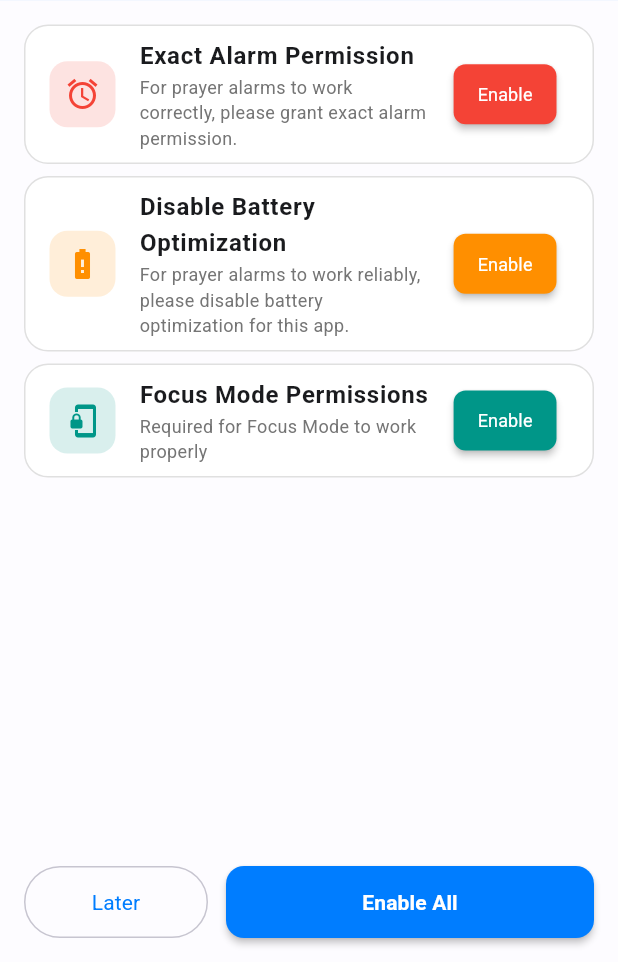
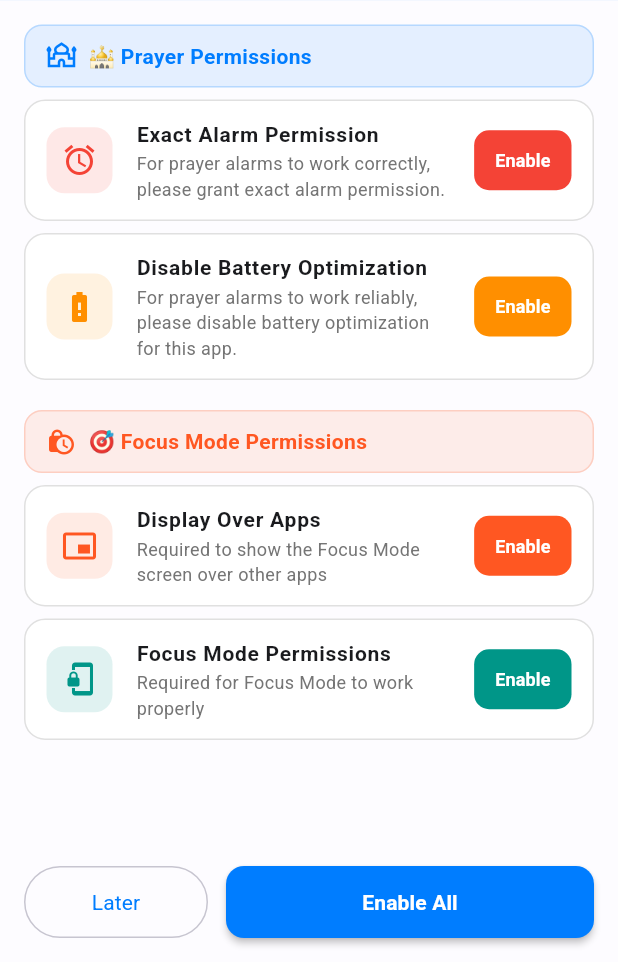
Before and after one commit to AlaaEldinTarek/Aura, a Flutter app: the HomeScreen screen opened directly, after a tap on "Good Morning", on a phone screen of 412 x 824 dp, the part 274-1236 px from its top. Run offline on Flutter 3.47's test engine with Material 3 defaults, Android fonts, the phone set to English and light mode, and no system bars; our stand-ins replace adhan, cloud_firestore, connectivity_plus, dio, dynamic_color, easy_localization and 18 more; accounts and stored records are empty.

Commit message:
Add overlay permission to permissions page, group by prayer/focus mode
- Added SYSTEM_ALERT_WINDOW (overlay) permission check for Focus Mode
- Grouped permissions into two sections: Prayer and Focus Mode
- Extracted _PermTile and _GroupHeader into reusable widgets
- Improved Arabic descriptions for all permissions
- Added overlay_permission_title/desc to en.json and ar.json
- Location always shown in dialog when not granted

Co-Authored-By: Claude Sonnet 4.6 <noreply@anthropic.com>

```diff
--- a/assets/translations/ar.json
+++ b/assets/translations/ar.json
@@ -214,5 +214,8 @@
   "jumua_subtitle": "جعلها الله جمعة مباركة وتقبّل صلاتك",
   "jumua_prayer_name": "الجمعة",
   "jumua_reminder_title": "تذكير صلاة الجمعة",
-  "jumua_reminder_subtitle": "إشعار قبل حلول وقت صلاة الجمعة"
+  "jumua_reminder_subtitle": "إشعار قبل حلول وقت صلاة الجمعة",
+
+  "overlay_permission_title": "العرض فوق التطبيقات",
+  "overlay_permission_desc": "مطلوب لعرض شاشة وضع التركيز فوق التطبيقات الأخرى"
 }
--- a/assets/translations/en.json
+++ b/assets/translations/en.json
@@ -214,5 +214,8 @@
   "jumua_subtitle": "May Allah bless your Friday and accept your prayers",
   "jumua_prayer_name": "Jumu'ah",
   "jumua_reminder_title": "Jumu'ah Reminder",
-  "jumua_reminder_subtitle": "Get notified before Friday prayer"
+  "jumua_reminder_subtitle": "Get notified before Friday prayer",
+
+  "overlay_permission_title": "Display Over Apps",
+  "overlay_permission_desc": "Required to show the Focus Mode screen over other apps"
 }
--- a/lib/core/widgets/permission_dialog.dart
+++ b/lib/core/widgets/permission_dialog.dart
@@ -39,6 +39,7 @@ class _PermissionDialogHandlerState extends State<PermissionDialogHandler> {
         title: 'location_permission_title',
         desc: 'location_permission_desc',
         color: Colors.blue,
+        group: _PermGroup.prayer,
         action: () => Permission.location.request(),
         openSettings: () => openAppSettings(),
       ));
@@ -53,6 +54,7 @@ class _PermissionDialogHandlerState extends State<PermissionDialogHandler> {
           title: 'notification_permission_title',
           desc: 'notification_permission_desc',
           color: Colors.orange,
+          group: _PermGroup.prayer,
           action: () => Permission.notification.request(),
           openSettings: () => openAppSettings(),
         ));
@@ -67,6 +69,7 @@ class _PermissionDialogHandlerState extends State<PermissionDialogHandler> {
         title: 'exact_alarm_title',
         desc: 'exact_alarm_message',
         color: Colors.red,
+        group: _PermGroup.prayer,
         action: null,
         openSettings: () => PlatformChannelService.openExactAlarmSettings(),
       ));
@@ -80,12 +83,13 @@ class _PermissionDialogHandlerState extends State<PermissionDialogHandler> {
         title: 'battery_optimization_title',
         desc: 'battery_optimization_message',
         color: Colors.amber.shade800,
+        group: _PermGroup.prayer,
         action: null,
         openSettings: () => PlatformChannelService.openBatteryOptimizationSettings(),
       ));
     }
 
-    // 5. Do Not Disturb access (for silent mode)
+    // 5. Do Not Disturb access (for silent mode + focus mode)
     final dndStatus = await Permission.accessNotificationPolicy.status;
     if (!dndStatus.isGranted) {
       missing.add(_PermInfo(
@@ -93,12 +97,29 @@ class _PermissionDialogHandlerState extends State<PermissionDialogHandler> {
         title: 'dnd_permission_title',
         desc: 'dnd_permission_desc',
         color: Colors.purple,
+        group: _PermGroup.focusMode,
         action: () => Permission.accessNotificationPolicy.request(),
         openSettings: () => openAppSettings(),
       ));
     }
 
-    // 6. Accessibility Service (auto-accepts screen pinning during Focus Mode)
+    // 6. Overlay (SYSTEM_ALERT_WINDOW) for Focus Mode overlay screen
+    if (Platform.isAndroid) {
+      final canOverlay = await NotificationService.instance.canDrawOverlays();
+      if (!canOverlay) {
+        missing.add(_PermInfo(
+          icon: Icons.picture_in_picture_alt,
+          title: 'overlay_permission_title',
+          desc: 'overlay_permission_desc',
+          color: Colors.deepOrange,
+          group: _PermGroup.focusMode,
+          action: null,
+          openSettings: () => NotificationService.instance.requestOverlayPermission(),
+        ));
+      }
+    }
+
+    // 7. Accessibility Service (auto-accepts screen pinning during Focus Mode)
     // Only show if user has never enabled it before — Huawei EMUI kills services between sessions
     if (Platform.isAndroid) {
       final notifService = NotificationService.instance;
@@ -114,6 +135,7 @@ class _PermissionDialogHandlerState extends State<PermissionDialogHandler> {
           title: 'accessibility_permission_title',
           desc: 'accessibility_permission_desc',
           color: Colors.teal,
+          group: _PermGroup.focusMode,
           action: null,
           openSettings: () async {
             await notifService.requestAccessibilityPermission();
@@ -210,6 +232,8 @@ class _PermissionsPageState extends State<_PermissionsPage> with WidgetsBindingO
       nowGranted = await Permission.notification.status.isGranted;
     } else if (perm.title == 'dnd_permission_title') {
       nowGranted = await Permission.accessNotificationPolicy.status.isGranted;
+    } else if (perm.title == 'overlay_permission_title') {
+      nowGranted = await NotificationService.instance.canDrawOverlays();
     } else if (perm.title == 'accessibility_permission_title') {
       nowGranted = await NotificationService.instance.isAccessibilityServiceEnabled();
       if (nowGranted) {
@@ -276,77 +300,49 @@ class _PermissionsPageState extends State<_PermissionsPage> with WidgetsBindingO
             ),
           ),
 
-          // Permission list
+          // Permission list — grouped by prayer / focus mode
           Expanded(
-            child: ListView.builder(
+            child: ListView(
               padding: const EdgeInsets.all(AppConstants.paddingMedium),
-              itemCount: widget.permissions.length,
-              itemBuilder: (context, index) {
-                final perm = widget.permissions[index];
-                final isGranted = _granted[index];
-                return Container(
-                  margin: const EdgeInsets.only(bottom: AppConstants.paddingSmall),
-                  decoration: BoxDecoration(
-                    color: isDark ? AppConstants.darkCard : Colors.white,
-                    borderRadius: BorderRadius.circular(AppConstants.radiusLarge),
-                    border: Border.all(
-                      color: isGranted
-                          ? Colors.green.withOpacity(0.5)
-                          : (isDark ? AppConstants.darkBorder : AppConstants.lightBorder),
-                    ),
+              children: [
+                if (widget.permissions.any((p) => p.group == _PermGroup.prayer)) ...[
+                  _GroupHeader(
+                    icon: Icons.mosque_outlined,
+                    label: isArabic ? '🕌 أذونات الصلاة' : '🕌 Prayer Permissions',
+                    color: AppConstants.primaryColor,
+                    isDark: isDark,
                   ),
-                  child: ListTile(
-                    leading: Container(
-                      width: 44,
-                      height: 44,
-                      decoration: BoxDecoration(
-                        color: (isGranted ? Colors.green : perm.color).withOpacity(0.15),
-                        borderRadius: BorderRadius.circular(AppConstants.radiusMedium),
-                      ),
-                      child: Icon(
-                        isGranted ? Icons.check_circle : perm.icon,
-                        color: isGranted ? Colors.green : perm.color,
-                        size: 24,
-                      ),
-                    ),
-                    title: Text(
-                      isArabic ? _arabicTitle(perm.title) : perm.title.tr(),
-                      style: const TextStyle(fontWeight: FontWeight.w600),
-                    ),
-                    subtitle: Text(
-                      isArabic ? _arabicDesc(perm.desc) : perm.desc.tr(),
-                      style: TextStyle(
-                        fontSize: 12,
-                        color: isDark ? Colors.grey.shade400 : Colors.grey.shade600,
-                      ),
-                    ),
-                    trailing: isGranted
-                        ? Text(
-                            isArabic ? 'ممنوح' : 'Granted',
-                            style: const TextStyle(
-                              color: Colors.green,
-                              fontWeight: FontWeight.bold,
-                              fontSize: 12,
-                            ),
-                          )
-                        : ElevatedButton(
-                            onPressed: () => _grantPermission(index),
-                            style: ElevatedButton.styleFrom(
-                              backgroundColor: perm.color,
-                              foregroundColor: Colors.white,
-                              padding: const EdgeInsets.symmetric(horizontal: 16, vertical: 8),
-                              shape: RoundedRectangleBorder(
-                                borderRadius: BorderRadius.circular(AppConstants.radiusSmall),
-                              ),
-                            ),
-                            child: Text(
-                              isArabic ? 'تفعيل' : 'Enable',
-                              style: const TextStyle(fontSize: 12),
-                            ),
-                          ),
+                  const SizedBox(height: 8),
+                  ...widget.permissions.asMap().entries
+                      .where((e) => e.value.group == _PermGroup.prayer)
+                      .map((e) => _PermTile(
+                            perm: e.value,
+                            isGranted: _granted[e.key],
+                            isArabic: isArabic,
+                            isDark: isDark,
+                            onGrant: () => _grantPermission(e.key),
+                          )),
+                ],
+                if (widget.permissions.any((p) => p.group == _PermGroup.focusMode)) ...[
+                  const SizedBox(height: 12),
+                  _GroupHeader(
+                    icon: Icons.lock_clock,
+                    label: isArabic ? '🎯 أذونات وضع التركيز' : '🎯 Focus Mode Permissions',
+                    color: Colors.deepOrange,
+                    isDark: isDark,
                   ),
-                );
-              },
+                  const SizedBox(height: 8),
+                  ...widget.permissions.asMap().entries
+                      .where((e) => e.value.group == _PermGroup.focusMode)
+                      .map((e) => _PermTile(
+                            perm: e.value,
+                            isGranted: _granted[e.key],
+                            isArabic: isArabic,
+                            isDark: isDark,
+                            onGrant: () => _grantPermission(e.key),
+                          )),
+                ],
+              ],
             ),
           ),
 
@@ -391,36 +387,197 @@ class _PermissionsPageState extends State<_PermissionsPage> with WidgetsBindingO
 
   String _arabicTitle(String key) {
     const map = {
-      'location_permission_title': 'الموقع',
+      'location_permission_title': 'الموقع الجغرافي',
       'notification_permission_title': 'الإشعارات',
       'exact_alarm_title': 'المنبهات الدقيقة',
       'battery_optimization_title': 'تحسين البطارية',
       'dnd_permission_title': 'وضع عدم الإزعاج',
-      'accessibility_permission_title': 'أذونات وضع التركيز',
+      'overlay_permission_title': 'العرض فوق التطبيقات',
+      'accessibility_permission_title': 'خدمة إمكانية الوصول',
     };
     return map[key] ?? key;
   }
 
   String _arabicDesc(String key) {
     const map = {
-      'location_permission_desc': 'مطلوب لحساب أوقات الصلاة بدقة',
-      'notification_permission_desc': 'مطلوب لإشعارات أوقات الصلاة',
-      'exact_alarm_message': 'مطلوب لتشغيل الأذان في الوقت المحدد',
+      'location_permission_desc': 'مطلوب لحساب أوقات الصلاة بدقة واتجاه القبلة',
+      'notification_permission_desc': 'مطلوب لإشعارات أوقات الصلاة والمهام',
+      'exact_alarm_message': 'مطلوب لتشغيل الأذان في الوقت المحدد تماماً',
       'battery_optimization_message': 'مطلوب لضمان عمل الإشعارات في الخلفية',
-      'dnd_permission_desc': 'مطلوب لتفعيل الوضع الصامت أثناء الصلاة',
-      'accessibility_permission_desc': 'مطلوب لعمل وضع التركيز بشكل صحيح',
+      'dnd_permission_desc': 'مطلوب لوضع الصامت أثناء الصلاة ووضع التركيز',
+      'overlay_permission_desc': 'مطلوب لعرض شاشة وضع التركيز فوق التطبيقات',
+      'accessibility_permission_desc': 'يقبل تلقائياً تثبيت الشاشة أثناء وضع التركيز',
     };
     return map[key] ?? key;
   }
 }
 
+// ── Group header widget ────────────────────────────────────────────────────
+class _GroupHeader extends StatelessWidget {
+  final IconData icon;
+  final String label;
+  final Color color;
+  final bool isDark;
+  const _GroupHeader({
+    required this.icon,
+    required this.label,
+    required this.color,
+    required this.isDark,
+  });
+
+  @override
+  Widget build(BuildContext context) {
+    return Container(
+      padding: const EdgeInsets.symmetric(horizontal: 14, vertical: 10),
+      decoration: BoxDecoration(
+        color: color.withValues(alpha: 0.1),
+        borderRadius: BorderRadius.circular(12),
+        border: Border.all(color: color.withValues(alpha: 0.2)),
+      ),
+      child: Row(
+        children: [
+          Icon(icon, color: color, size: 20),
+          const SizedBox(width: 8),
+          Text(
+            label,
+            style: TextStyle(
+              fontWeight: FontWeight.bold,
+              fontSize: 14,
+              color: color,
+            ),
+          ),
+        ],
+      ),
+    );
+  }
+}
+
+// ── Permission tile widget ─────────────────────────────────────────────────
+class _PermTile extends StatelessWidget {
+  final _PermInfo perm;
+  final bool isGranted, isArabic, isDark;
+  final VoidCallback onGrant;
+  const _PermTile({
+    required this.perm,
+    required this.isGranted,
+    required this.isArabic,
+    required this.isDark,
+    required this.onGrant,
+  });
+
+  String _title() {
+    const ar = {
+      'location_permission_title': 'الموقع الجغرافي',
+      'notification_permission_title': 'الإشعارات',
+      'exact_alarm_title': 'المنبهات الدقيقة',
+      'battery_optimization_title': 'تحسين البطارية',
+      'dnd_permission_title': 'وضع عدم الإزعاج',
+      'overlay_permission_title': 'العرض فوق التطبيقات',
+      'accessibility_permission_title': 'خدمة إمكانية الوصول',
+    };
+    return isArabic ? (ar[perm.title] ?? perm.title) : perm.title.tr();
+  }
+
+  String _desc() {
+    const ar = {
+      'location_permission_desc': 'مطلوب لحساب أوقات الصلاة بدقة واتجاه القبلة',
+      'notification_permission_desc': 'مطلوب لإشعارات أوقات الصلاة والمهام',
+      'exact_alarm_message': 'مطلوب لتشغيل الأذان في الوقت المحدد تماماً',
+      'battery_optimization_message': 'مطلوب لضمان عمل الإشعارات في الخلفية',
+      'dnd_permission_desc': 'مطلوب لوضع الصامت أثناء الصلاة ووضع التركيز',
+      'overlay_permission_desc': 'مطلوب لعرض شاشة وضع التركيز فوق التطبيقات',
+      'accessibility_permission_desc': 'يقبل تلقائياً تثبيت الشاشة أثناء وضع التركيز',
+    };
+    return isArabic ? (ar[perm.desc] ?? perm.desc) : perm.desc.tr();
+  }
+
+  @override
+  Widget build(BuildContext context) {
+    return Container(
+      margin: const EdgeInsets.only(bottom: 8),
+      decoration: BoxDecoration(
+        color: isDark ? AppConstants.darkCard : Colors.white,
+        borderRadius: BorderRadius.circular(14),
+        border: Border.all(
+          color: isGranted
+              ? Colors.green.withValues(alpha: 0.4)
+              : (isDark ? AppConstants.darkBorder : AppConstants.lightBorder),
+        ),
+      ),
+      child: ListTile(
+        contentPadding: const EdgeInsets.symmetric(horizontal: 14, vertical: 4),
+        leading: Container(
+          width: 44,
+          height: 44,
+          decoration: BoxDecoration(
+            color: (isGranted ? Colors.green : perm.color).withValues(alpha: 0.12),
+            borderRadius: BorderRadius.circular(12),
+          ),
+          child: Icon(
+            isGranted ? Icons.check_circle_rounded : perm.icon,
+            color: isGranted ? Colors.green : perm.color,
+            size: 24,
+          ),
+        ),
+        title: Text(
+          _title(),
+          style: const TextStyle(fontWeight: FontWeight.w600, fontSize: 14),
+        ),
+        subtitle: Text(
+          _desc(),
+          style: TextStyle(
+            fontSize: 12,
+            height: 1.4,
+            color: isDark ? Colors.grey.shade400 : Colors.grey.shade600,
+          ),
+        ),
+        trailing: isGranted
+            ? Container(
+                padding: const EdgeInsets.symmetric(horizontal: 10, vertical: 4),
+                decoration: BoxDecoration(
+                  color: Colors.green.withValues(alpha: 0.12),
+                  borderRadius: BorderRadius.circular(20),
+                ),
+                child: Text(
+                  isArabic ? 'مفعّل' : 'Granted',
+                  style: const TextStyle(
+                    color: Colors.green,
+                    fontWeight: FontWeight.bold,
+                    fontSize: 11,
+                  ),
+                ),
+              )
+            : ElevatedButton(
+                onPressed: onGrant,
+                style: ElevatedButton.styleFrom(
+                  backgroundColor: perm.color,
+                  foregroundColor: Colors.white,
+                  padding: const EdgeInsets.symmetric(horizontal: 14, vertical: 8),
+                  shape: RoundedRectangleBorder(
+                    borderRadius: BorderRadius.circular(10),
+                  ),
+                  elevation: 0,
+                ),
+                child: Text(
+                  isArabic ? 'تفعيل' : 'Enable',
+                  style: const TextStyle(fontSize: 12, fontWeight: FontWeight.w600),
+                ),
+              ),
+      ),
+    );
+  }
+}
+
 // ==================== Permission Info Model ====================
+
+enum _PermGroup { prayer, focusMode }
 
 class _PermInfo {
   final IconData icon;
   final String title;
   final String desc;
   final Color color;
+  final _PermGroup group;
   final Future<PermissionStatus> Function()? action;
   final VoidCallback openSettings;
 
@@ -429,6 +586,7 @@ class _PermInfo {
     required this.title,
     required this.desc,
     required this.color,
+    required this.group,
     required this.action,
     required this.openSettings,
   });
```
